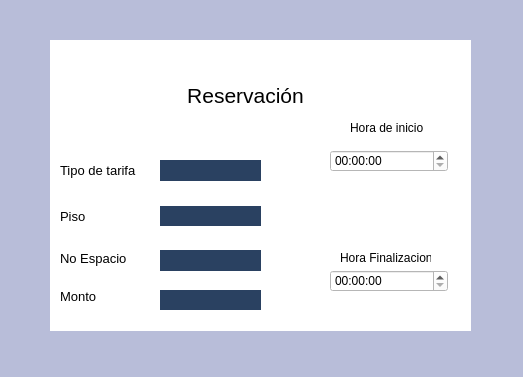
Old version of the form Estacionamiento/usuario.ui in the repository FernandoHS-0/Estacionamiento.
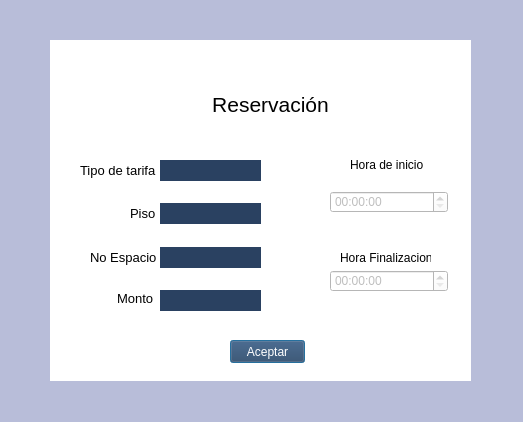
New version of the form. Icons and pictures are not drawn.

What changed in the file:
```diff
--- a/Estacionamiento/usuario.ui
+++ b/Estacionamiento/usuario.ui
@@ -7,7 +7,7 @@
     <x>0</x>
     <y>0</y>
     <width>523</width>
-    <height>377</height>
+    <height>422</height>
    </rect>
   </property>
   <property name="windowTitle">
@@ -22,7 +22,7 @@
      <x>50</x>
      <y>40</y>
      <width>421</width>
-     <height>291</height>
+     <height>341</height>
     </rect>
    </property>
    <property name="styleSheet">
@@ -31,10 +31,10 @@
    <widget class="QLabel" name="label_4">
     <property name="geometry">
      <rect>
-      <x>10</x>
+      <x>67</x>
       <y>250</y>
-      <width>47</width>
-      <height>13</height>
+      <width>41</width>
+      <height>16</height>
      </rect>
     </property>
     <property name="font">
@@ -49,8 +49,8 @@
    <widget class="QLabel" name="label_3">
     <property name="geometry">
      <rect>
-      <x>10</x>
-      <y>210</y>
+      <x>40</x>
+      <y>209</y>
       <width>71</width>
       <height>16</height>
      </rect>
@@ -67,10 +67,10 @@
    <widget class="QLabel" name="label_2">
     <property name="geometry">
      <rect>
-      <x>10</x>
-      <y>170</y>
-      <width>47</width>
-      <height>13</height>
+      <x>80</x>
+      <y>165</y>
+      <width>31</width>
+      <height>16</height>
      </rect>
     </property>
     <property name="font">
@@ -85,7 +85,7 @@
    <widget class="QLabel" name="label">
     <property name="geometry">
      <rect>
-      <x>10</x>
+      <x>30</x>
       <y>120</y>
       <width>81</width>
       <height>20</height>
@@ -101,10 +101,13 @@
     </property>
    </widget>
    <widget class="QTimeEdit" name="TiempoLLegada">
+    <property name="enabled">
+     <bool>false</bool>
+    </property>
     <property name="geometry">
      <rect>
       <x>280</x>
-      <y>110</y>
+      <y>151</y>
       <width>118</width>
       <height>22</height>
      </rect>
@@ -114,7 +117,7 @@
     <property name="geometry">
      <rect>
       <x>300</x>
-      <y>80</y>
+      <y>117</y>
       <width>81</width>
       <height>16</height>
      </rect>
@@ -124,6 +127,9 @@
     </property>
    </widget>
    <widget class="QTimeEdit" name="TiempoSalida">
+    <property name="enabled">
+     <bool>false</bool>
+    </property>
     <property name="geometry">
      <rect>
       <x>280</x>
@@ -149,8 +155,8 @@
    <widget class="QLabel" name="label_7">
     <property name="geometry">
      <rect>
-      <x>130</x>
-      <y>40</y>
+      <x>155</x>
+      <y>49</y>
       <width>131</width>
       <height>31</height>
      </rect>
@@ -197,7 +203,7 @@
     <property name="geometry">
      <rect>
       <x>110</x>
-      <y>210</y>
+      <y>207</y>
       <width>101</width>
       <height>21</height>
      </rect>
@@ -224,7 +230,7 @@
       <x>110</x>
       <y>250</y>
       <width>101</width>
-      <height>20</height>
+      <height>21</height>
      </rect>
     </property>
     <property name="font">
@@ -247,9 +253,9 @@
     <property name="geometry">
      <rect>
       <x>110</x>
-      <y>166</y>
+      <y>163</y>
       <width>101</width>
-      <height>20</height>
+      <height>21</height>
      </rect>
     </property>
     <property name="font">
@@ -273,8 +279,8 @@
      <rect>
       <x>10</x>
       <y>10</y>
-      <width>51</width>
-      <height>51</height>
+      <width>81</width>
+      <height>81</height>
      </rect>
     </property>
     <property name="text">
@@ -287,6 +293,23 @@
      <bool>true</bool>
     </property>
    </widget>
+   <widget class="QPushButton" name="pushButton">
+    <property name="geometry">
+     <rect>
+      <x>180</x>
+      <y>300</y>
+      <width>75</width>
+      <height>23</height>
+     </rect>
+    </property>
+    <property name="styleSheet">
+     <string notr="true">background-color: #2A4161;
+color: rgb(255, 255, 255);</string>
+    </property>
+    <property name="text">
+     <string>Aceptar</string>
+    </property>
+   </widget>
   </widget>
  </widget>
  <resources>
```
